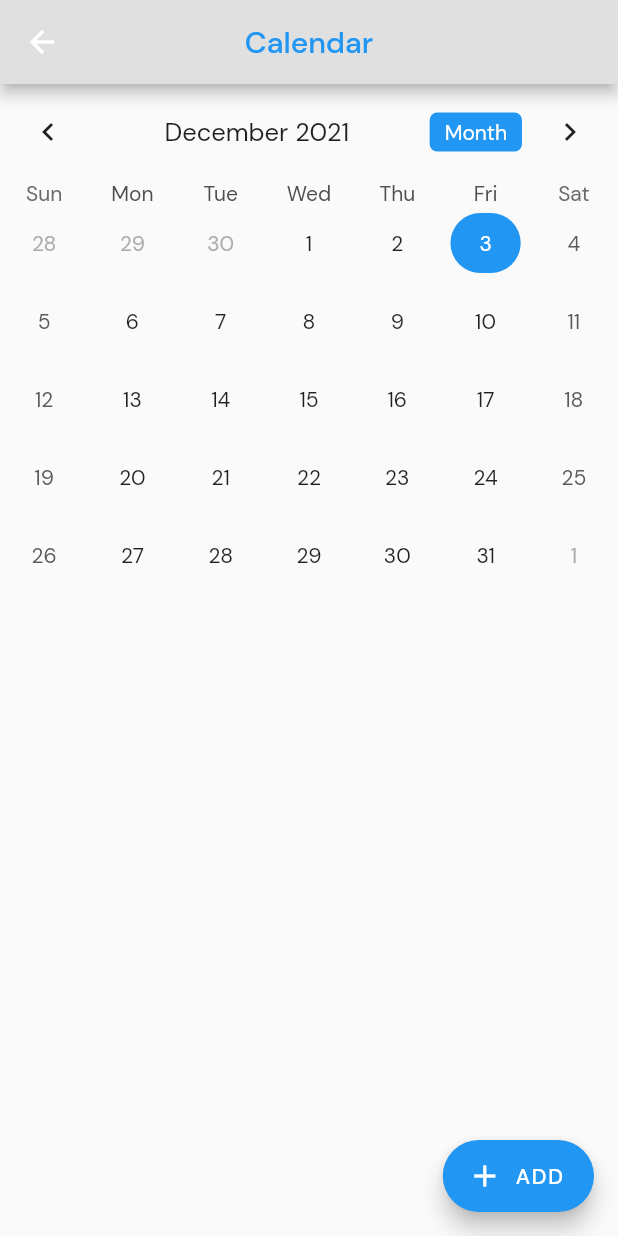
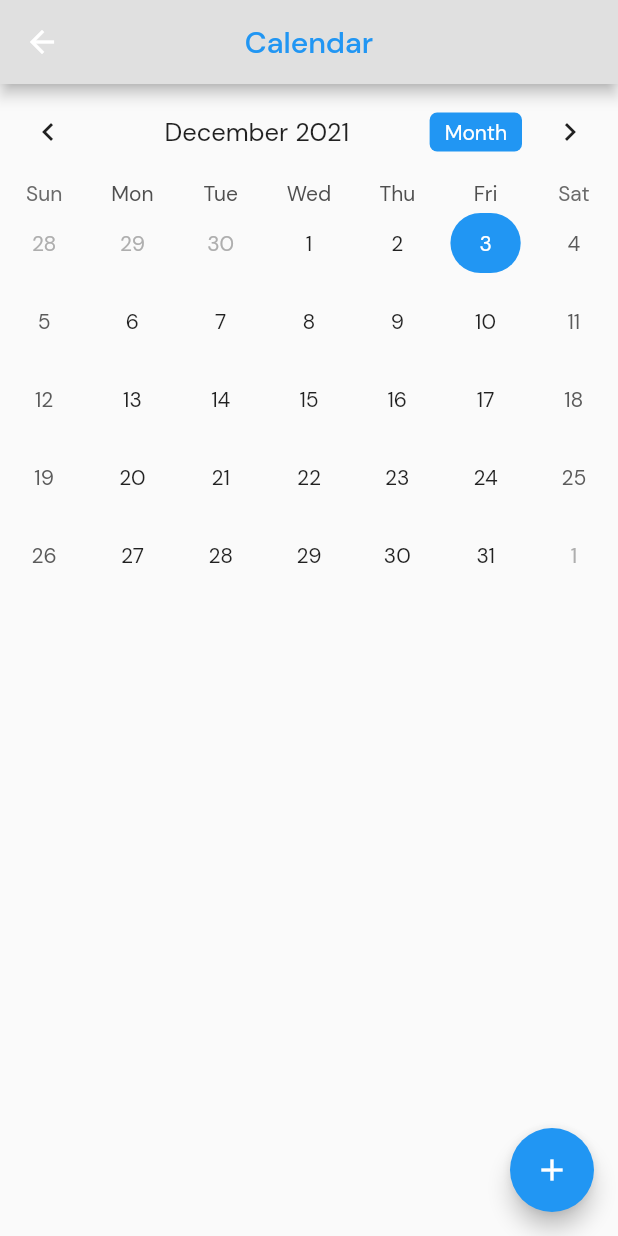
Before and after one commit to ahmadrafidev/habit-tracker, a Flutter app: the CalendarScreen screen opened by its route, on a phone screen of 412 x 824 dp. Run offline on Flutter 3.47's test engine with Material 2 defaults, Android fonts, the light colour scheme and no system bars; drawn by our look-alikes of table_calendar; our stand-ins replace circular_countdown_timer, google_fonts, persistent_bottom_nav_bar, rflutter_alert.

Commit message:
remove add

```diff
--- a/lib/screens/calendar_screen.dart
+++ b/lib/screens/calendar_screen.dart
@@ -137,7 +137,7 @@ class _CalendarScreenState extends State<CalendarScreen> {
           ],
         ),
       ),
-      floatingActionButton: FloatingActionButton.extended(
+      floatingActionButton: FloatingActionButton(
         onPressed: () => showDialog(
           context: context,
           builder: (context) => AlertDialog(
@@ -185,8 +185,7 @@ class _CalendarScreenState extends State<CalendarScreen> {
             ],
           ),
         ),
-        label: const Text("ADD"),
-        icon: const Icon(Icons.add),
+        child: const Icon(Icons.add),
       ),
     );
   }
```
